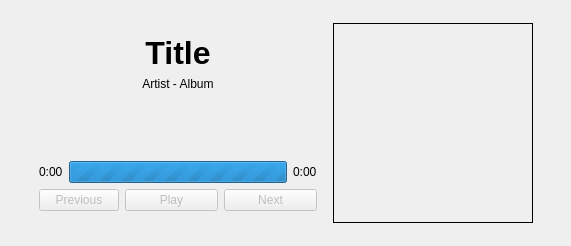
Before: the Qt Designer form pythonCompanion.ui in evallower/pythonCompanion, drawn with Qt 5.
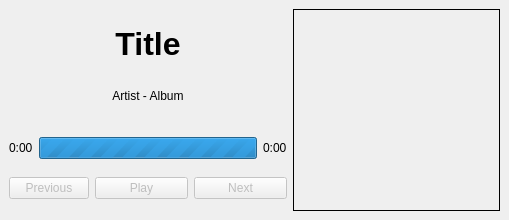
After: the same form once the commit is applied.

Commit message: window always on top

Diff of the .ui file:
```diff
--- a/pythonCompanion.ui
+++ b/pythonCompanion.ui
@@ -6,8 +6,8 @@
    <rect>
     <x>0</x>
     <y>0</y>
-    <width>571</width>
-    <height>246</height>
+    <width>509</width>
+    <height>220</height>
    </rect>
   </property>
   <property name="minimumSize">
@@ -21,33 +21,7 @@
   </property>
   <widget class="QWidget" name="centralwidget">
    <layout class="QGridLayout" name="gridLayout">
-    <item row="1" column="0">
-     <spacer name="horizontalSpacer">
-      <property name="orientation">
-       <enum>Qt::Horizontal</enum>
-      </property>
-      <property name="sizeHint" stdset="0">
-       <size>
-        <width>20</width>
-        <height>20</height>
-       </size>
-      </property>
-     </spacer>
-    </item>
-    <item row="1" column="2">
-     <spacer name="horizontalSpacer_2">
-      <property name="orientation">
-       <enum>Qt::Horizontal</enum>
-      </property>
-      <property name="sizeHint" stdset="0">
-       <size>
-        <width>20</width>
-        <height>20</height>
-       </size>
-      </property>
-     </spacer>
-    </item>
-    <item row="1" column="1">
+    <item row="0" column="0">
      <layout class="QHBoxLayout" name="horizontalLayout_3">
       <item>
        <layout class="QVBoxLayout" name="verticalLayout">
@@ -68,6 +42,12 @@
         </property>
         <item>
          <widget class="QLabel" name="titleLabel">
+          <property name="sizePolicy">
+           <sizepolicy hsizetype="Preferred" vsizetype="Preferred">
+            <horstretch>0</horstretch>
+            <verstretch>0</verstretch>
+           </sizepolicy>
+          </property>
           <property name="font">
            <font>
             <family>Helvetica</family>
@@ -86,26 +66,25 @@
         </item>
         <item>
          <widget class="QLabel" name="artistAlbumLabel">
-          <property name="text">
-           <string>Artist - Album</string>
+          <property name="sizePolicy">
+           <sizepolicy hsizetype="Preferred" vsizetype="Preferred">
+            <horstretch>0</horstretch>
+            <verstretch>0</verstretch>
+           </sizepolicy>
           </property>
-          <property name="alignment">
-           <set>Qt::AlignCenter</set>
-          </property>
-         </widget>
-        </item>
-        <item>
-         <spacer name="verticalSpacer">
-          <property name="orientation">
-           <enum>Qt::Vertical</enum>
-          </property>
-          <property name="sizeHint" stdset="0">
+          <property name="sizeIncrement">
            <size>
-            <width>20</width>
-            <height>10</height>
+            <width>0</width>
+            <height>1</height>
            </size>
           </property>
-         </spacer>
+          <property name="text">
+           <string>Artist - Album</string>
+          </property>
+          <property name="alignment">
+           <set>Qt::AlignCenter</set>
+          </property>
+         </widget>
         </item>
         <item>
          <layout class="QHBoxLayout" name="horizontalLayout_2">
@@ -192,19 +171,6 @@
         </item>
        </layout>
       </item>
-      <item>
-       <spacer name="horizontalSpacer_3">
-        <property name="orientation">
-         <enum>Qt::Horizontal</enum>
-        </property>
-        <property name="sizeHint" stdset="0">
-         <size>
-          <width>10</width>
-          <height>20</height>
-         </size>
-        </property>
-       </spacer>
-      </item>
       <item>
        <widget class="QLabel" name="artworkImg">
         <property name="sizePolicy">
@@ -232,32 +198,6 @@
       </item>
      </layout>
     </item>
-    <item row="2" column="1">
-     <spacer name="verticalSpacer_2">
-      <property name="orientation">
-       <enum>Qt::Vertical</enum>
-      </property>
-      <property name="sizeHint" stdset="0">
-       <size>
-        <width>20</width>
-        <height>20</height>
-       </size>
-      </property>
-     </spacer>
-    </item>
-    <item row="0" column="1">
-     <spacer name="verticalSpacer_3">
-      <property name="orientation">
-       <enum>Qt::Vertical</enum>
-      </property>
-      <property name="sizeHint" stdset="0">
-       <size>
-        <width>20</width>
-        <height>20</height>
-       </size>
-      </property>
-     </spacer>
-    </item>
    </layout>
   </widget>
  </widget>
```
The commit also changes 2 other files.
